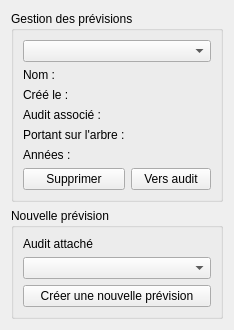
Qt form formmanageprevisions.ui (GiPiLab/ProtonClassicSuite) before a commit.
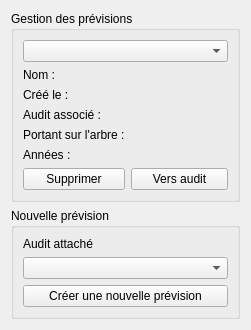
The same form after that commit.

What changed in the file:
```diff
--- a/formmanageprevisions.ui
+++ b/formmanageprevisions.ui
@@ -6,7 +6,7 @@
    <rect>
     <x>0</x>
     <y>0</y>
-    <width>228</width>
+    <width>251</width>
     <height>326</height>
    </rect>
   </property>
```
Left out of the diff: 3 changed lines with no effect on the pictures.
